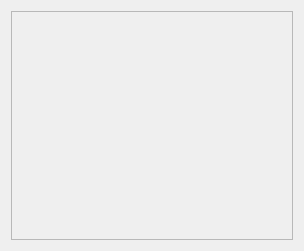
This is plugins/ctk_war_ui/MaterialEditBoard.ui in shamozhishu/zoo as Qt 5 draws it before an edit. The edited form follows.
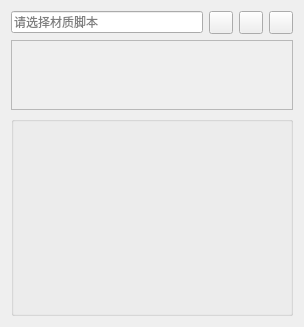
This is the edited form. Icons and pictures are not drawn.

Commit message: 基于多窗体的材质窗口等等

The edit to the form file:
```diff
--- a/plugins/ctk_war_ui/MaterialEditBoard.ui
+++ b/plugins/ctk_war_ui/MaterialEditBoard.ui
@@ -7,14 +7,70 @@
     <x>0</x>
     <y>0</y>
     <width>300</width>
-    <height>251</height>
+    <height>325</height>
    </rect>
   </property>
   <property name="windowTitle">
    <string>Form</string>
   </property>
-  <layout class="QGridLayout" name="gridLayout">
-   <item row="0" column="0">
+  <layout class="QVBoxLayout" name="verticalLayout_2">
+   <item>
+    <layout class="QHBoxLayout" name="horizontalLayout">
+     <item>
+      <widget class="QLineEdit" name="lineEdit">
+       <property name="readOnly">
+        <bool>true</bool>
+       </property>
+       <property name="placeholderText">
+        <string>请选择材质脚本</string>
+       </property>
+      </widget>
+     </item>
+     <item>
+      <widget class="QToolButton" name="toolButton_open">
+       <property name="toolTip">
+        <string>材质文件</string>
+       </property>
+       <property name="text">
+        <string/>
+       </property>
+       <property name="icon">
+        <iconset resource="ctk_war_ui.qrc">
+         <normaloff>:/images/Resources/images/open_file.png</normaloff>:/images/Resources/images/open_file.png</iconset>
+       </property>
+      </widget>
+     </item>
+     <item>
+      <widget class="QToolButton" name="toolButton_edit">
+       <property name="toolTip">
+        <string>编辑材质</string>
+       </property>
+       <property name="text">
+        <string/>
+       </property>
+       <property name="icon">
+        <iconset resource="ctk_war_ui.qrc">
+         <normaloff>:/images/Resources/images/edit_file.png</normaloff>:/images/Resources/images/edit_file.png</iconset>
+       </property>
+      </widget>
+     </item>
+     <item>
+      <widget class="QToolButton" name="toolButton_compile">
+       <property name="toolTip">
+        <string>编译材质</string>
+       </property>
+       <property name="text">
+        <string/>
+       </property>
+       <property name="icon">
+        <iconset resource="ctk_war_ui.qrc">
+         <normaloff>:/images/Resources/images/reset.png</normaloff>:/images/Resources/images/reset.png</iconset>
+       </property>
+      </widget>
+     </item>
+    </layout>
+   </item>
+   <item>
     <widget class="QScrollArea" name="scrollArea">
      <property name="minimumSize">
       <size>
@@ -31,9 +87,15 @@
         <x>0</x>
         <y>0</y>
         <width>280</width>
-        <height>231</height>
+        <height>69</height>
        </rect>
       </property>
+      <property name="sizePolicy">
+       <sizepolicy hsizetype="Preferred" vsizetype="Expanding">
+        <horstretch>0</horstretch>
+        <verstretch>0</verstretch>
+       </sizepolicy>
+      </property>
       <property name="minimumSize">
        <size>
         <width>272</width>
@@ -43,6 +105,48 @@
      </widget>
     </widget>
    </item>
+   <item>
+    <widget class="QGroupBox" name="groupBox">
+     <property name="sizePolicy">
+      <sizepolicy hsizetype="Preferred" vsizetype="Fixed">
+       <horstretch>0</horstretch>
+       <verstretch>0</verstretch>
+      </sizepolicy>
+     </property>
+     <property name="minimumSize">
+      <size>
+       <width>0</width>
+       <height>200</height>
+      </size>
+     </property>
+     <property name="title">
+      <string/>
+     </property>
+     <property name="flat">
+      <bool>true</bool>
+     </property>
+     <property name="checkable">
+      <bool>false</bool>
+     </property>
+     <layout class="QVBoxLayout" name="verticalLayout_mat">
+      <property name="spacing">
+       <number>0</number>
+      </property>
+      <property name="leftMargin">
+       <number>0</number>
+      </property>
+      <property name="topMargin">
+       <number>3</number>
+      </property>
+      <property name="rightMargin">
+       <number>0</number>
+      </property>
+      <property name="bottomMargin">
+       <number>0</number>
+      </property>
+     </layout>
+    </widget>
+   </item>
   </layout>
  </widget>
  <resources/>
```
Left out of the diff: 19 changed lines with no effect on the pictures. The commit also changes 89 other files.
